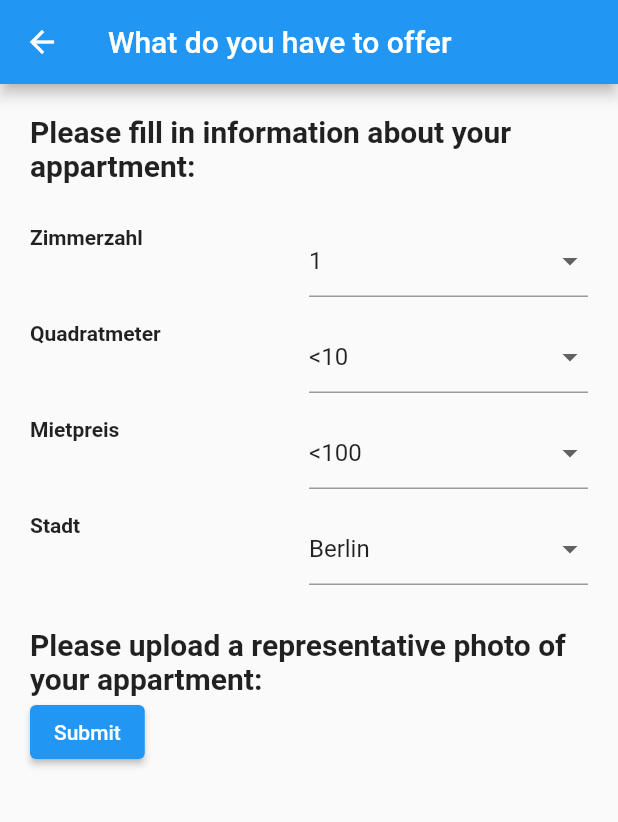
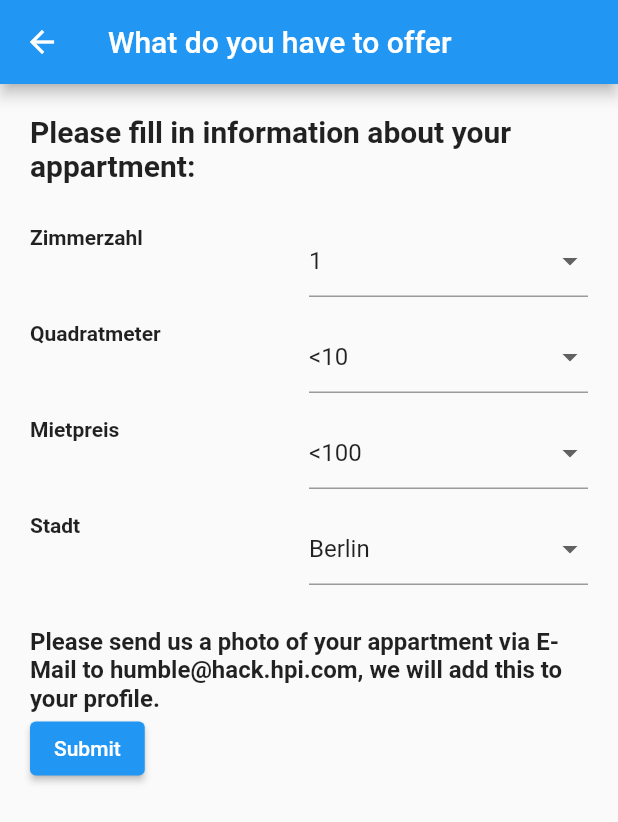
Before and after one commit to Tobias314/HomeSwap, a Flutter app: the ProfilePage screen opened directly, on a phone screen of 412 x 824 dp. Shown: the top 822 px of the screen. Run offline on Flutter 3.47's test engine with Material 2 defaults, Android fonts, the phone set to English and light mode, and no system bars; our stand-ins replace appinio_swiper, settings_ui.

Commit message:
Update page routes in main.dart, preference_page.dart, profile_page.dart, and swipe_page.dart

```diff
--- a/frontend/lib/main.dart
+++ b/frontend/lib/main.dart
@@ -80,7 +80,7 @@ class _MyStatefulWidgetState extends State<MyStatefulWidget> {
                 print(passwordController.text);
                 Navigator.push(
                   context,
-                  MaterialPageRoute(builder: (context) => PreferencePage()),
+                  MaterialPageRoute(builder: (context) => ProfilePage()),
               );
           },
         ),
--- a/frontend/lib/pages/preference_page.dart
+++ b/frontend/lib/pages/preference_page.dart
@@ -1,4 +1,5 @@
 import 'package:dating_app/pages/profile_page.dart';
+import 'package:dating_app/pages/swipe_page.dart';
 import 'package:flutter/material.dart';
 import 'package:settings_ui/settings_ui.dart';
 
@@ -319,7 +320,7 @@ class _PreferencePageState extends State<PreferencePage> {
                   onPressed: () {
                     Navigator.push(
                       context,
-                      MaterialPageRoute(builder: (context) => ProfilePage()),
+                      MaterialPageRoute(builder: (context) => SwipePage()),
                     );
                   },
                 ),
--- a/frontend/lib/pages/profile_page.dart
+++ b/frontend/lib/pages/profile_page.dart
@@ -1,3 +1,4 @@
+import 'package:dating_app/pages/preference_page.dart';
 import 'package:dating_app/pages/swipe_page.dart';
 import 'package:flutter/material.dart';
 import 'package:settings_ui/settings_ui.dart';
@@ -234,9 +235,9 @@ class _ProfilePageState extends State<ProfilePage> {
             // Photo upload
             SizedBox(height: 20),
             Text(
-              'Please upload a representative photo of your appartment:',
+              'Please send us a photo of your appartment via E-Mail to humble@hack.hpi.com, we will add this to your profile.',
               style: TextStyle(
-                fontSize: 20,
+                fontSize: 16,
                 fontWeight: FontWeight.bold,
               ),
             ),
@@ -246,7 +247,7 @@ class _ProfilePageState extends State<ProfilePage> {
                   onPressed: () {
                     Navigator.push(
                       context,
-                      MaterialPageRoute(builder: (context) => SwipePage()),
+                      MaterialPageRoute(builder: (context) => PreferencePage()),
                     );
                   },
                 ),
```
Also changed, not shown: frontend/lib/pages/swipe_page.dart (+7 -1 lines).
